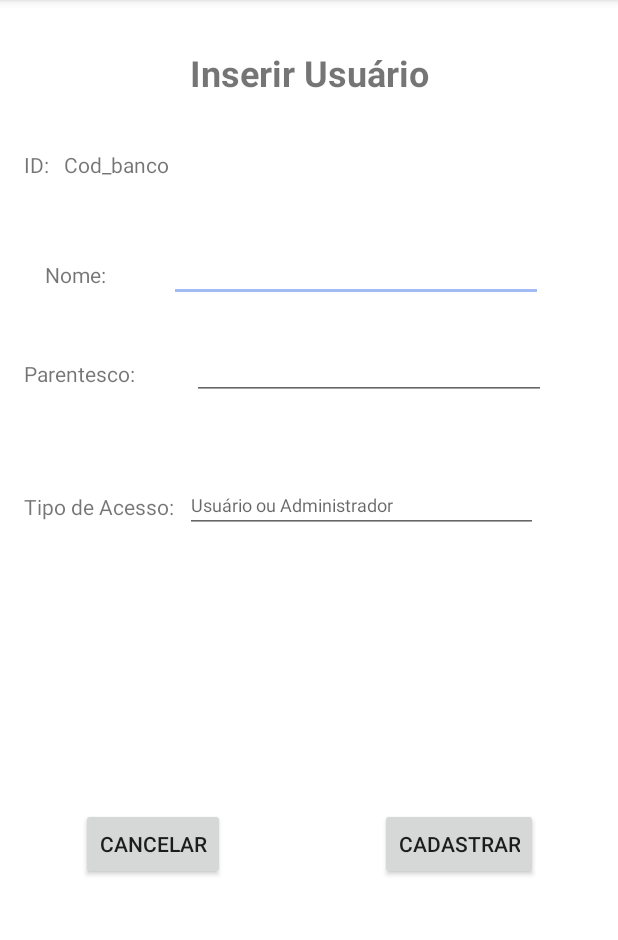
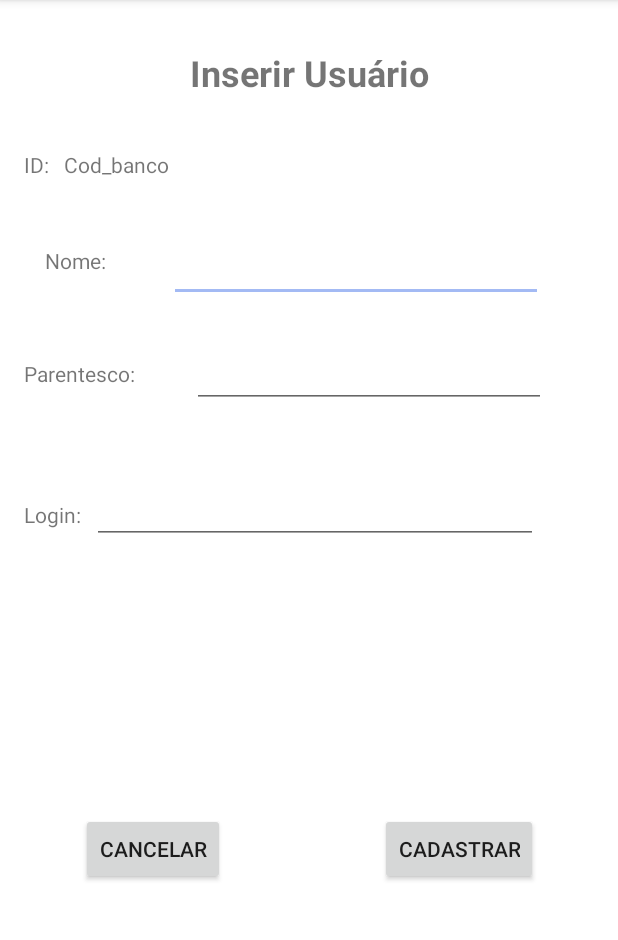
Before and after one commit to jucinaradantas/BDHouse, an Android app: the Usuario_InserirActivity screen opened directly, with no data from a screen before it, on a phone screen of 412 x 824 dp, the part 84-1024 px from its top. Run offline under Robolectric (Android 15) with nearby library versions, the phone set to English and light mode, and no system bars.

Commit message:
insercao usuario

```diff
--- a/app/src/main/res/layout/activity_usuario__inserir.xml
+++ b/app/src/main/res/layout/activity_usuario__inserir.xml
@@ -51,17 +51,17 @@
         android:layout_marginEnd="17dp"
         android:layout_marginStart="16dp"
         android:text="Nome:"
-        app:layout_constraintBottom_toBottomOf="@+id/editText8"
-        app:layout_constraintEnd_toStartOf="@+id/editText8"
+        app:layout_constraintBottom_toBottomOf="@+id/insertUserNome"
+        app:layout_constraintEnd_toStartOf="@+id/insertUserNome"
         app:layout_constraintStart_toStartOf="parent"
-        app:layout_constraintTop_toTopOf="@+id/editText8" />
+        app:layout_constraintTop_toTopOf="@+id/insertUserNome" />
 
     <EditText
-        android:id="@+id/editText8"
+        android:id="@+id/insertUserNome"
         android:layout_width="249dp"
-        android:layout_height="28dp"
+        android:layout_height="wrap_content"
+        android:layout_marginEnd="50dp"
         android:layout_marginBottom="38dp"
-        android:layout_marginEnd="50dp"
         android:ems="10"
         android:inputType="textPersonName"
         android:textSize="12sp"
@@ -76,16 +76,16 @@
         android:layout_marginStart="16dp"
         android:layout_marginTop="239dp"
         android:text="Parentesco:"
-        app:layout_constraintEnd_toStartOf="@+id/editText9"
+        app:layout_constraintEnd_toStartOf="@+id/insertUserParentesco"
         app:layout_constraintStart_toStartOf="parent"
         app:layout_constraintTop_toTopOf="parent" />
 
     <EditText
-        android:id="@+id/editText9"
+        android:id="@+id/insertUserParentesco"
         android:layout_width="0dp"
-        android:layout_height="0dp"
+        android:layout_height="wrap_content"
+        android:layout_marginStart="46dp"
         android:layout_marginEnd="48dp"
-        android:layout_marginStart="46dp"
         android:ems="10"
         android:inputType="textPersonName"
         android:textSize="12sp"
@@ -97,33 +97,33 @@
     <TextView
         android:id="@+id/textView56"
         android:layout_width="wrap_content"
-        android:layout_height="32dp"
+        android:layout_height="28dp"
         android:layout_marginStart="16dp"
-        android:text="Tipo de Acesso:"
+        android:text="Login:"
         android:textSize="14sp"
-        app:layout_constraintBaseline_toBaselineOf="@+id/editText10"
+        app:layout_constraintBaseline_toBaselineOf="@+id/insertUserLogin"
         app:layout_constraintStart_toStartOf="parent" />
 
     <EditText
-        android:id="@+id/editText10"
+        android:id="@+id/insertUserLogin"
         android:layout_width="0dp"
-        android:layout_height="35dp"
-        android:layout_marginEnd="5dp"
+        android:layout_height="wrap_content"
         android:layout_marginStart="7dp"
         android:layout_marginTop="53dp"
+        android:layout_marginEnd="5dp"
         android:ems="10"
-        android:hint="Usuário ou Administrador"
         android:inputType="textPersonName"
         android:textSize="12sp"
-        app:layout_constraintEnd_toEndOf="@+id/editText9"
+        app:layout_constraintEnd_toEndOf="@+id/insertUserParentesco"
         app:layout_constraintStart_toEndOf="@+id/textView56"
-        app:layout_constraintTop_toBottomOf="@+id/editText9" />
+        app:layout_constraintTop_toBottomOf="@+id/insertUserParentesco" />
 
     <Button
         android:id="@+id/button9"
         android:layout_width="wrap_content"
         android:layout_height="wrap_content"
         android:layout_marginEnd="53dp"
+        android:onClick="inserirUsuario"
         android:text="Cadastrar"
         app:layout_constraintBottom_toBottomOf="@+id/button10"
         app:layout_constraintEnd_toEndOf="parent"
@@ -139,5 +139,5 @@
         android:text="Cancelar"
         app:layout_constraintBottom_toBottomOf="parent"
         app:layout_constraintStart_toStartOf="parent"
-        app:layout_constraintTop_toBottomOf="@+id/editText10" />
+        app:layout_constraintTop_toBottomOf="@+id/insertUserLogin" />
 </android.support.constraint.ConstraintLayout>
```
Also changed, not shown: app/src/main/java/br/edu/ifsp/bdhouse/Usuario_InserirActivity.java (+89 -0 lines), app/src/main/res/layout/activity_usuario__editar.xml (+11 -11 lines).
